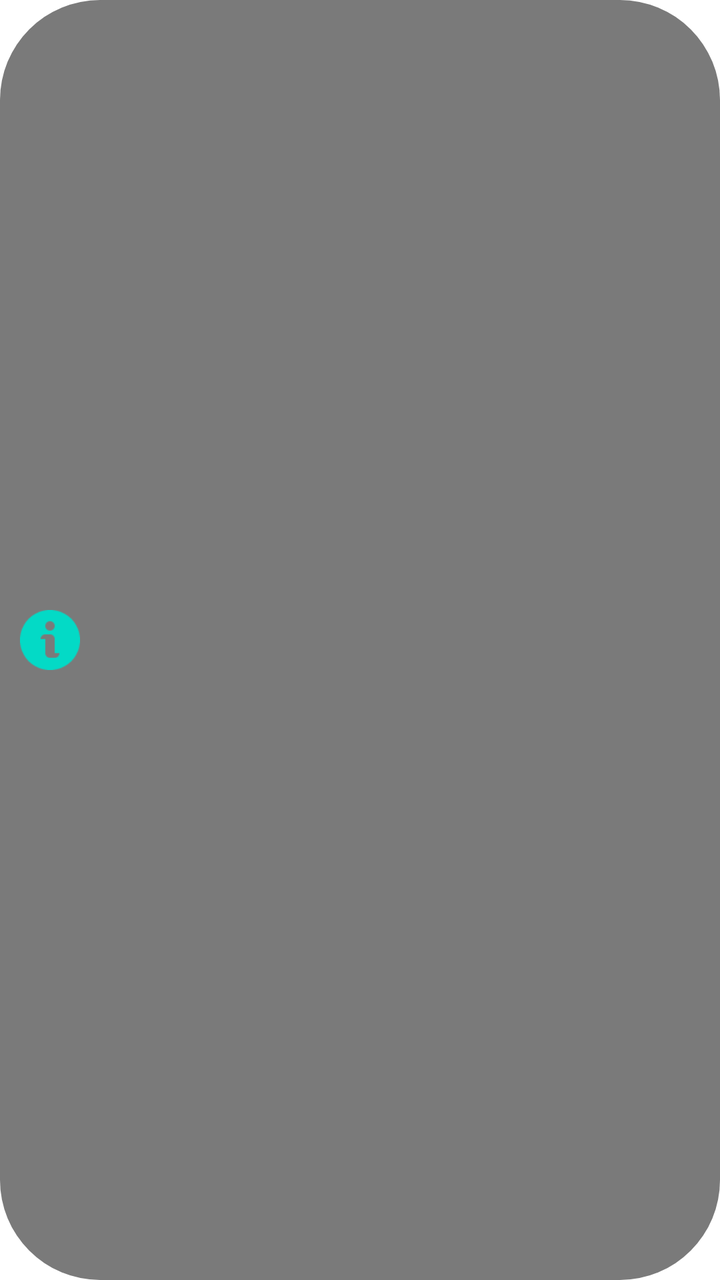
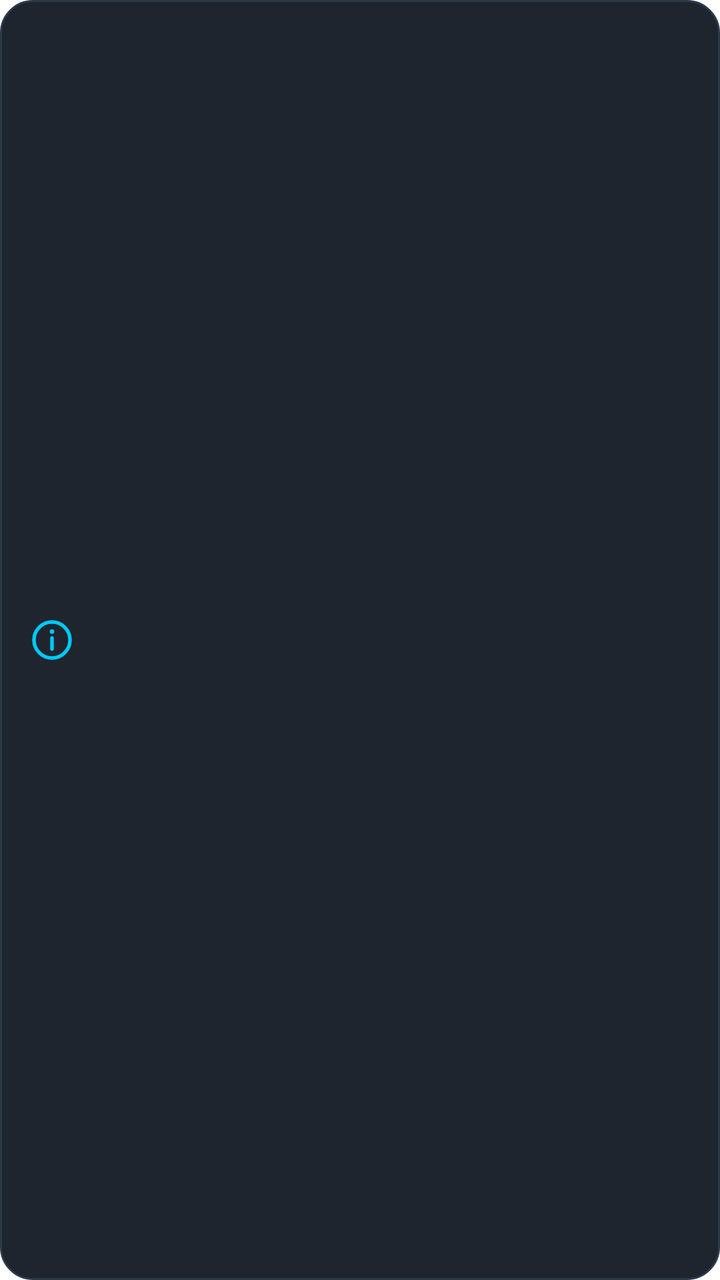

An Android layout rendered at two revisions. The XML below is the earlier revision; the diff shows what the commit changed to produce the second picture.
<!-- AndroidManifest.xml: fallback theme Theme.MaterialComponents.DayNight.NoActionBar -->
<!-- res/layout/custom_toast.xml -->
<?xml version="1.0" encoding="utf-8"?>
<LinearLayout xmlns:android="http://schemas.android.com/apk/res/android"
    xmlns:app="http://schemas.android.com/apk/res-auto"
    android:orientation="horizontal"
    android:layout_width="match_parent"
    android:layout_height="match_parent"
    android:padding="10dp"
    android:gravity="center_vertical"
    android:background="@drawable/custom_toast_background">

    <ImageView
        android:src="@drawable/icon_info"
        android:layout_width="30dp"
        android:layout_height="30dp"
        android:layout_marginRight="10dp"
        app:tint="?attr/colorAccent" />

    <TextView
        android:id="@+id/TextView"
        android:layout_width="wrap_content"
        android:layout_height="wrap_content"
        android:textSize="16dp"
        android:textColor="#ffffff" />
</LinearLayout>
<!-- resources referenced by this layout -->
<resources>
  <!-- drawable custom_toast_background (drawable) -->
  <?xml version="1.0" encoding="utf-8"?>
  <shape xmlns:android="http://schemas.android.com/apk/res/android">
      <solid android:color="#b3424242" />
      <corners android:radius="50dp" />
  </shape>
  <!-- drawable icon_info: png bitmap (drawable-hdpi, 931 bytes) -->
</resources>

<!-- the commit's change to res/layout/custom_toast.xml (unified diff, before → after) -->
@@ -4,21 +4,24 @@
     android:orientation="horizontal"
     android:layout_width="match_parent"
     android:layout_height="match_parent"
-    android:padding="10dp"
+    android:paddingLeft="14dp"
+    android:paddingRight="18dp"
+    android:paddingTop="10dp"
+    android:paddingBottom="10dp"
     android:gravity="center_vertical"
     android:background="@drawable/custom_toast_background">
 
     <ImageView
         android:src="@drawable/icon_info"
-        android:layout_width="30dp"
-        android:layout_height="30dp"
-        android:layout_marginRight="10dp"
-        app:tint="?attr/colorAccent" />
+        android:layout_width="24dp"
+        android:layout_height="24dp"
+        android:layout_marginRight="12dp"
+        app:tint="@color/lv_cyan" />
 
     <TextView
         android:id="@+id/TextView"
         android:layout_width="wrap_content"
         android:layout_height="wrap_content"
-        android:textSize="16dp"
-        android:textColor="#ffffff" />
+        android:textSize="15sp"
+        android:textColor="#EDF2F7" />
 </LinearLayout>
<!-- resource entries referenced after the edit -->
@@ -1,11 +1,23 @@
 <!-- resources referenced by this layout -->
 <resources>
+  <color name="lv_cyan">#00C8F5</color>
   <!-- drawable custom_toast_background (drawable) -->
   <?xml version="1.0" encoding="utf-8"?>
   <shape xmlns:android="http://schemas.android.com/apk/res/android">
-      <solid android:color="#b3424242" />
-      <corners android:radius="50dp" />
+      <solid android:color="#F2141A23" />
+      <stroke android:width="1dp" android:color="#2D3948" />
+      <corners android:radius="16dp" />
   </shape>
-  <!-- drawable icon_info: png bitmap (drawable-hdpi, 931 bytes) -->
+  <!-- drawable icon_info (drawable) -->
+  <?xml version="1.0" encoding="utf-8"?>
+  <vector xmlns:android="http://schemas.android.com/apk/res/android"
+      android:width="24dp"
+      android:height="24dp"
+      android:viewportWidth="24"
+      android:viewportHeight="24">
+      <path android:pathData="M3,12a9,9 0 1,0 18,0a9,9 0 1,0 -18,0Z" android:strokeColor="#FF000000" android:strokeWidth="1.8" android:strokeLineCap="round" android:strokeLineJoin="round" />
+      <path android:pathData="M12,11L12,16.5" android:strokeColor="#FF000000" android:strokeWidth="1.8" android:strokeLineCap="round" android:strokeLineJoin="round" />
+      <path android:pathData="M10.85,7.8a1.15,1.15 0 1,0 2.3,0a1.15,1.15 0 1,0 -2.3,0Z" android:fillColor="#FF000000" />
+  </vector>
 </resources>
 
